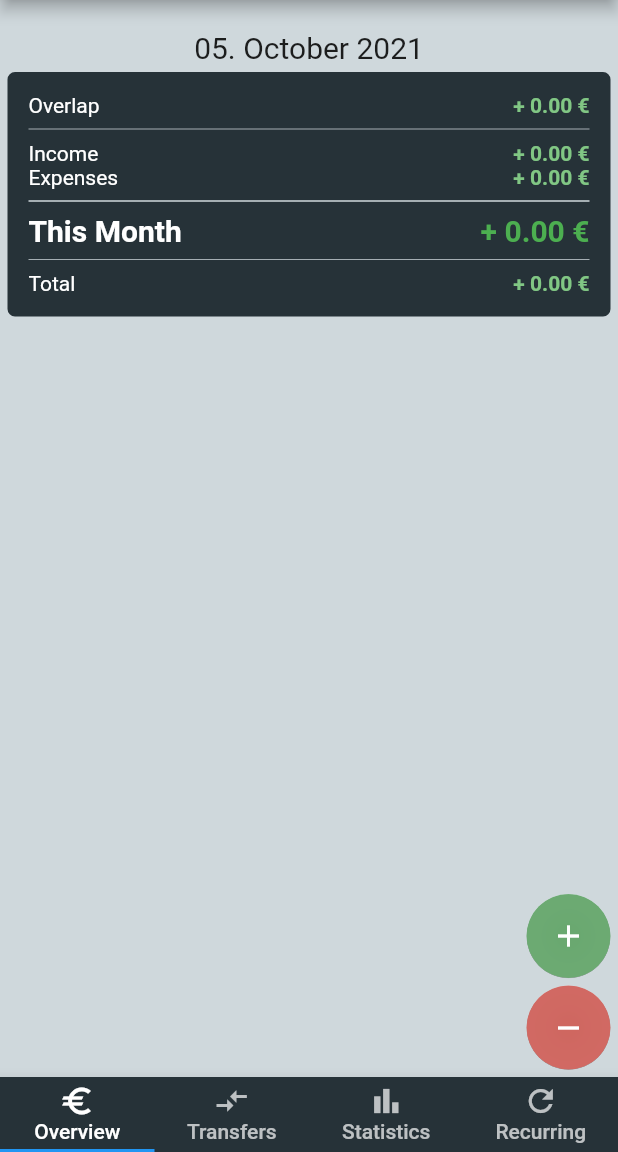
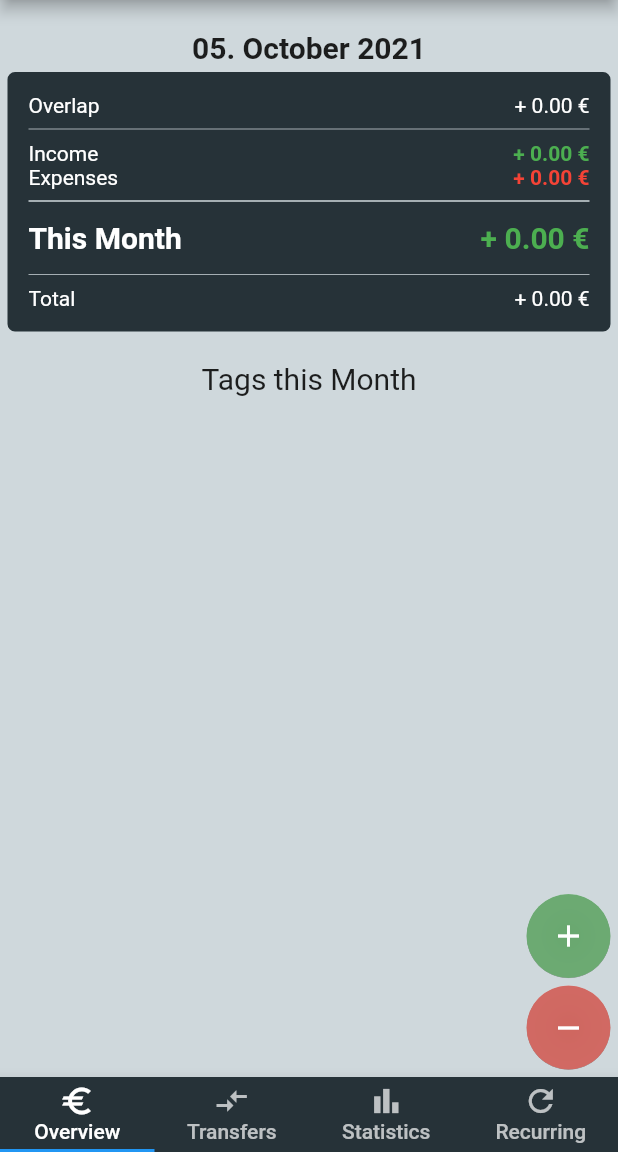
Before and after one commit to grittaweisheit/money_tracker, a Flutter app: the screen it shows after launch, in the side drawer, after a tap on the "add" icon, on a phone screen of 412 x 824 dp, the part 84-1236 px from its top. Run offline on Flutter 3.47's test engine with Material 2 defaults, Android fonts, the phone set to English and light mode, and no system bars; our stand-ins replace fl_chart, flip_card, flutter_datetime_picker, hive, hive_flutter; accounts and stored records are empty.

Commit message:
touch ups

```diff
--- a/lib/Utils.dart
+++ b/lib/Utils.dart
@@ -8,16 +8,18 @@ TextStyle largerTextStyle = TextStyle(fontSize: 20);
 
 TextStyle boldTextStyle = TextStyle(fontWeight: FontWeight.bold);
 
-TextStyle intensiveRedGreenTextStyle(double amount) {
-  return TextStyle(
-      color: amount < 0 ? intensiveRedColor : intensiveGreenColor,
-      fontWeight: FontWeight.bold);
+TextStyle intensiveRedGreenTextStyle(double amount, {bool zeroRed = false}) {
+  Color color = amount < 0 || (amount == 0 && zeroRed)
+      ? intensiveRedColor
+      : intensiveGreenColor;
+  return TextStyle(color: color, fontWeight: FontWeight.bold);
 }
 
-TextStyle lightRedGreenTextStyle(double amount) {
-  return TextStyle(
-      color: amount < 0 ? lightRedColor : lightGreenColor,
-      fontWeight: FontWeight.bold);
+TextStyle lightRedGreenTextStyle(double amount, {bool zeroRed = false}) {
+  Color color = amount < 0 || (amount == 0 && zeroRed)
+      ? lightRedColor
+      : lightGreenColor;
+  return TextStyle(color: color, fontWeight: FontWeight.bold);
 }
 
 TextStyle whiteTextStyle = TextStyle(color: Colors.white);
@@ -28,11 +30,16 @@ String getAmountString(double amount) {
 }
 
 Text getAmountText(double amount,
-    {bool large = false, bool intensive = false}) {
+    {bool large = false,
+    bool intensive = false,
+    white = false,
+    zeroRed = false}) {
   var style = TextStyle();
-  style = style.merge(intensive
-      ? intensiveRedGreenTextStyle(amount)
-      : lightRedGreenTextStyle(amount));
+  style = style.merge(white
+      ? whiteTextStyle
+      : intensive
+          ? intensiveRedGreenTextStyle(amount, zeroRed: zeroRed)
+          : lightRedGreenTextStyle(amount, zeroRed: zeroRed));
   if (large) style = style.merge(largerTextStyle);
   return Text(
     getAmountString(amount),
--- a/lib/components/tagStatisticsList.dart
+++ b/lib/components/tagStatisticsList.dart
@@ -57,8 +57,10 @@ class _TagStatisticsListState extends State<TagStatisticsList> {
     });
   }
 
-  Text getTagAmount(double amount) {
-    return amount != 0 ? getAmountText(amount) : Text('');
+  Text getTagAmount(double amount, bool isIncomeTag) {
+    return amount != 0
+        ? getAmountText(amount, zeroRed: !isIncomeTag)
+        : Text('');
   }
 
   Widget getTagList() {
@@ -87,9 +89,10 @@ class _TagStatisticsListState extends State<TagStatisticsList> {
                               color: primaryColorLightTone)),
                       Text(' ${tag.key.name}',
                           style: TextStyle(color: Colors.white)),
-                      getTagAmount(tag.value[0]),
-                      getTagAmount(tag.value[1]),
-                      getAmountText(tag.value[0] + tag.value[1])
+                      getTagAmount(tag.value[0], tag.key.isIncomeTag),
+                      getTagAmount(tag.value[1], tag.key.isIncomeTag),
+                      getAmountText(tag.value[0] + tag.value[1],
+                          zeroRed: !tag.key.isIncomeTag)
                     ]))
             .toList());
   }
--- a/lib/pages/overviewTab.dart
+++ b/lib/pages/overviewTab.dart
@@ -77,13 +77,13 @@ class _OverviewTabState extends State<OverviewTab> {
           color: primaryColor,
           borderRadius: BorderRadius.circular(5),
           border: Border.all(color: primaryColor, width: 4)),
-      child: Wrap(
+      child: Column(
         children: [
           Row(
             mainAxisAlignment: MainAxisAlignment.spaceBetween,
             children: [
               Text("Overlap", style: whiteTextStyle),
-              getAmountText(overlap)
+              getAmountText(overlap, white: true)
             ],
           ),
           Divider(color: primaryColorLightTone, thickness: 0.5),
@@ -91,17 +91,18 @@ class _OverviewTabState extends State<OverviewTab> {
             mainAxisAlignment: MainAxisAlignment.spaceBetween,
             children: [
               Text("Income", style: whiteTextStyle),
-              getAmountText(income)
+              getAmountText(income, intensive: true)
             ],
           ),
           Row(
             mainAxisAlignment: MainAxisAlignment.spaceBetween,
             children: [
               Text("Expenses", style: whiteTextStyle),
-              getAmountText(expenses)
+              getAmountText(expenses, zeroRed: true, intensive: true)
             ],
           ),
           Divider(color: primaryColorLightTone, thickness: 1),
+          topBottomSpace5,
           Row(
             mainAxisAlignment: MainAxisAlignment.spaceBetween,
             children: [
@@ -112,12 +113,13 @@ class _OverviewTabState extends State<OverviewTab> {
               getAmountText(monthlyTotal, intensive: true, large: true)
             ],
           ),
+          topBottomSpace5,
           Divider(color: primaryColorLightTone, thickness: 0.5),
           Row(
             mainAxisAlignment: MainAxisAlignment.spaceBetween,
             children: [
               Text("Total", style: whiteTextStyle),
-              getAmountText(total)
+              getAmountText(total, white: true)
             ],
           )
         ],
@@ -131,11 +133,13 @@ class _OverviewTabState extends State<OverviewTab> {
       child: Column(children: [
         Text(
           targetDateFormat.format(DateTime.now()),
-          style: largerTextStyle,
+          style: largerTextStyle.merge(boldTextStyle),
         ),
         topBottomSpace5,
         getOverviewContent(),
         topBottomSpace20,
+        Text('Tags this Month', style: largerTextStyle,),
+        topBottomSpace5,
         TagStatisticsList(true)
       ]),
     );
```
Also changed, not shown: lib/pages/statisticsTab.dart (+13 -14 lines).
